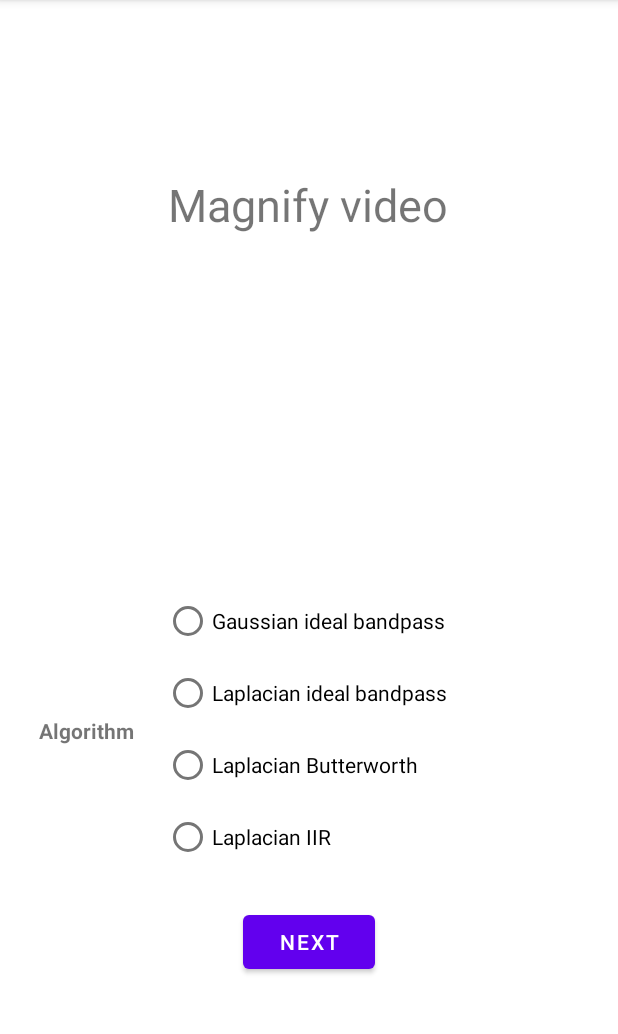
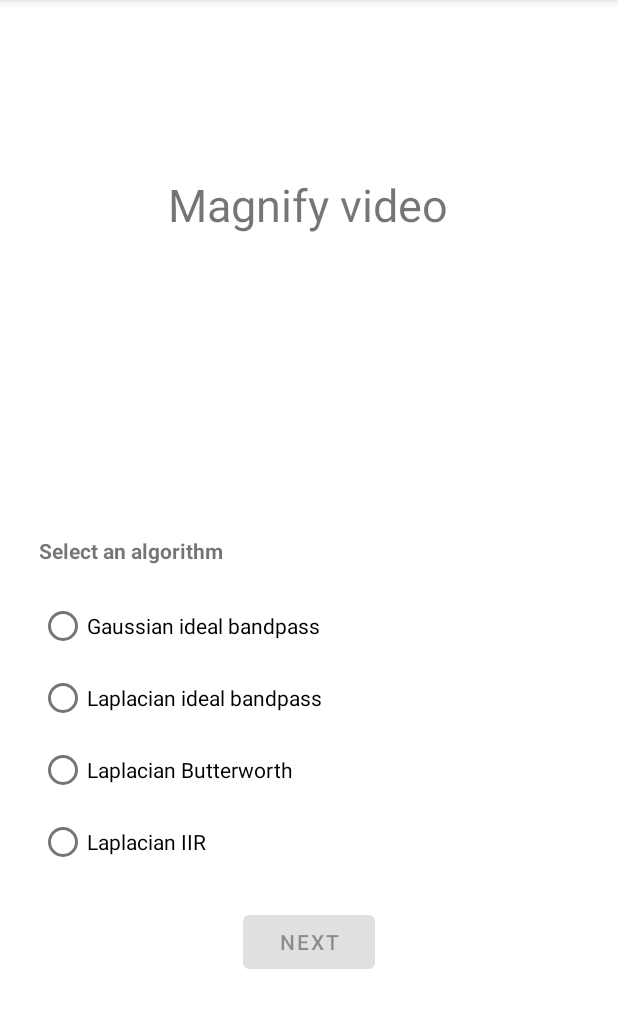
Before and after one commit to edmobe/android-video-magnification, an Android app: the VideoEditor screen opened directly, with no data from a screen before it, on a phone screen of 412 x 824 dp, the part 84-1118 px from its top. Run offline under Robolectric (Android 15) with nearby library versions, the phone set to English and light mode, and no system bars; 1 statement that could not run was skipped.

Commit message:
Add input validation to algorithm selection

```diff
--- a/app/src/main/res/layout/activity_video_editor.xml
+++ b/app/src/main/res/layout/activity_video_editor.xml
@@ -32,7 +32,7 @@
         android:layout_marginTop="25dp"
         android:layout_marginEnd="10dp"
         android:layout_marginBottom="20dp"
-        app:layout_constraintBottom_toTopOf="@+id/myRadioGroup"
+        app:layout_constraintBottom_toTopOf="@+id/textView4"
         app:layout_constraintEnd_toEndOf="parent"
         app:layout_constraintHorizontal_bias="1.0"
         app:layout_constraintStart_toStartOf="parent"
@@ -43,8 +43,8 @@
         android:layout_width="wrap_content"
         android:layout_height="wrap_content"
         android:layout_marginStart="10dp"
-        android:layout_marginBottom="255dp"
-        android:text="Algorithm"
+        android:layout_marginBottom="375dp"
+        android:text="Select an algorithm"
         android:textStyle="bold"
         app:layout_constraintBottom_toBottomOf="parent"
         app:layout_constraintStart_toStartOf="parent" />
@@ -53,14 +53,15 @@
         android:id="@+id/myRadioGroup"
         android:layout_width="0dp"
         android:layout_height="wrap_content"
-        android:layout_marginStart="20dp"
+        android:layout_marginStart="10dp"
+        android:layout_marginTop="20dp"
         android:layout_marginEnd="10dp"
         android:layout_marginBottom="170dp"
         android:checkedButton="@+id/radio_gaussian"
         app:layout_constraintBottom_toBottomOf="parent"
         app:layout_constraintEnd_toEndOf="parent"
-        app:layout_constraintStart_toEndOf="@+id/textView4"
-        app:layout_constraintTop_toBottomOf="@+id/videoPreview">
+        app:layout_constraintStart_toStartOf="parent"
+        app:layout_constraintTop_toBottomOf="@+id/textView4">
 
         <RadioButton
             android:id="@+id/radio_gaussian_ideal"
@@ -93,6 +94,7 @@
         android:layout_width="wrap_content"
         android:layout_height="wrap_content"
         android:layout_marginBottom="100dp"
+        android:enabled="false"
         android:text="Next"
         app:layout_constraintBottom_toBottomOf="parent"
         app:layout_constraintEnd_toEndOf="parent"
```
Also changed, not shown: app/src/main/java/com/example/videomagnification/VideoEditor.java (+26 -5 lines).
